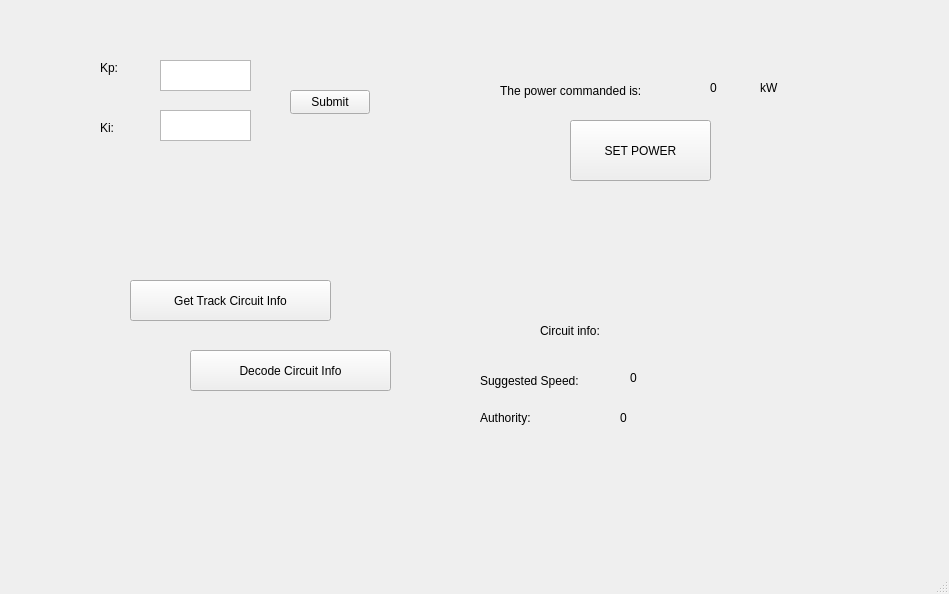
The window that SWTrainController/SWTrainController.ui (marmysl/ece1140) describes before a commit, drawn with Qt 5.
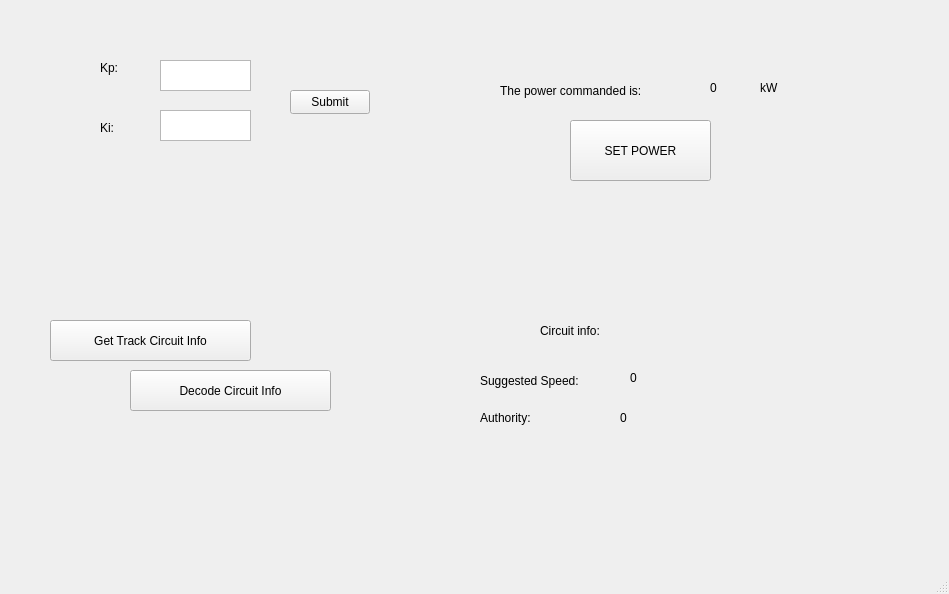
The same window after the commit.

Commit message: fixes for Train Control UI

The edit to the form file:
```diff
--- a/SWTrainController/SWTrainController.ui
+++ b/SWTrainController/SWTrainController.ui
@@ -128,8 +128,8 @@
    <widget class="QPushButton" name="getCircuitInfoButton">
     <property name="geometry">
      <rect>
-      <x>130</x>
-      <y>280</y>
+      <x>50</x>
+      <y>320</y>
       <width>201</width>
       <height>41</height>
      </rect>
@@ -141,8 +141,8 @@
    <widget class="QPushButton" name="decodeButton">
     <property name="geometry">
      <rect>
-      <x>190</x>
-      <y>350</y>
+      <x>130</x>
+      <y>370</y>
       <width>201</width>
       <height>41</height>
      </rect>
```
Left out of the diff: 4 changed lines with no effect on the pictures. The commit also changes 3 other files.
